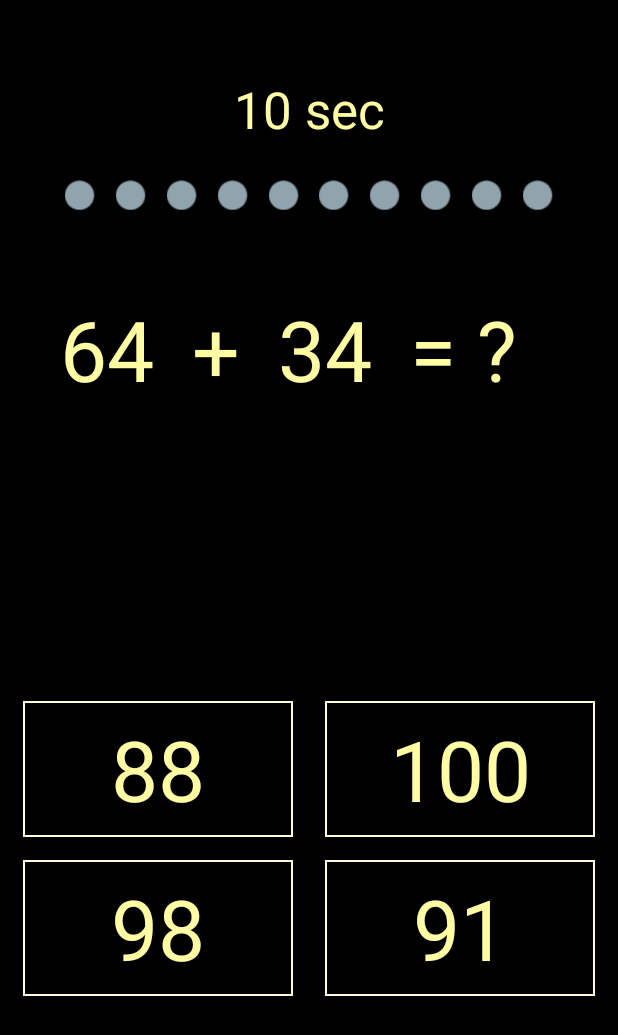
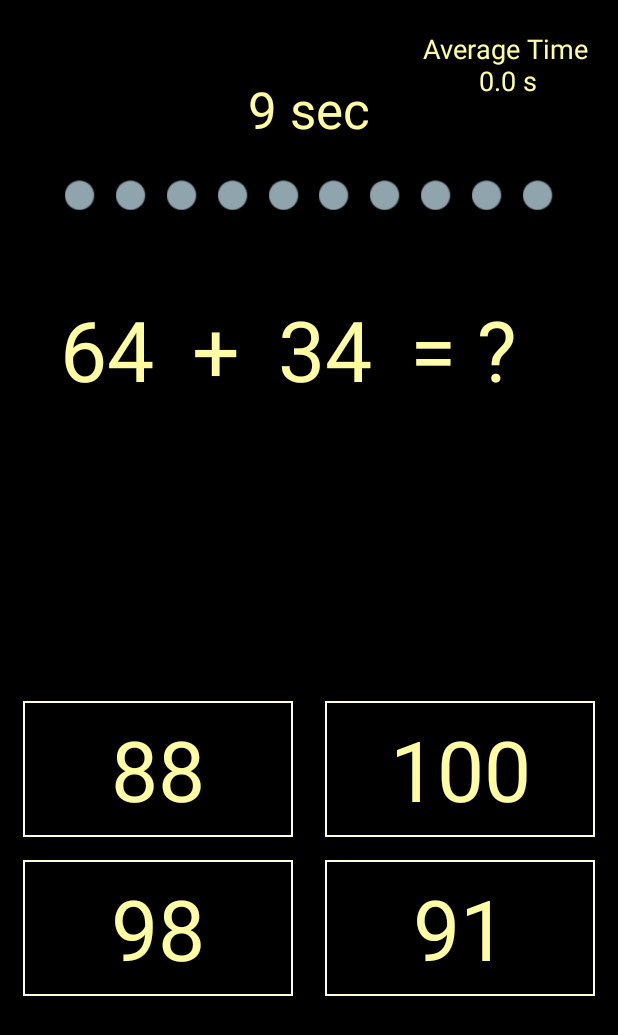
Before and after one commit to atomic0x90/Mere-Creation, an Android app: the screen it shows after launch (Challenge_add), after a tap on "더하기 도전", on a phone screen of 412 x 824 dp. Shown: the top 1035 px of the screen. Run offline under Robolectric (Android 15) with nearby library versions, the phone set to English and light mode, and no system bars.

Commit message:
Add Average Time

```diff
--- a/android/MathGame/app/src/main/java/atomic0x90/github/io/mathgame/Challenge_add.java
+++ b/android/MathGame/app/src/main/java/atomic0x90/github/io/mathgame/Challenge_add.java
@@ -20,6 +20,7 @@ import java.util.Random;
 
 public class Challenge_add extends AppCompatActivity {
 
+    double remainTime;
 
     @Override
     protected void onCreate(Bundle savedInstanceState) {
@@ -27,11 +28,11 @@ public class Challenge_add extends AppCompatActivity {
         setContentView(R.layout.activity_challenge_add);
 
 
-
         final TextView timetextView = (TextView)findViewById(R.id.timeText1);
 
-        final CountDownTimer countDownTimer = new CountDownTimer(11000, 1000) {
+        final CountDownTimer countDownTimer = new CountDownTimer(10500, 1000) {
             public void onTick(long millisUntilFinished) {
+                remainTime = millisUntilFinished/1000L;
                 timetextView.setText(String.format(Locale.getDefault(), "%d sec", millisUntilFinished / 1000L));
             }
             public void onFinish() {
@@ -40,6 +41,7 @@ public class Challenge_add extends AppCompatActivity {
                 Intent Finishintent = getIntent();
                 int tmpNumber = Finishintent.getIntExtra("Number_of_time",0);
                 int[] tmparr = Finishintent.getIntArrayExtra("Answer_state");
+                double avtime = Finishintent.getDoubleExtra("Average_time",0);
                 if(tmpNumber == 10) {
                     Intent intent = new Intent(getApplicationContext(), MainActivity.class);
                     intent.addFlags(Intent.FLAG_ACTIVITY_CLEAR_TOP);
@@ -52,8 +54,11 @@ public class Challenge_add extends AppCompatActivity {
 
                     tmparr[tmpNumber] = -1;
 
+                    avtime = ((avtime * tmpNumber) + (10))/(tmpNumber + 1);
+
                     intent.putExtra("Number_of_time",tmpNumber+1);
                     intent.putExtra("Answer_state",tmparr);
+                    intent.putExtra("Average_time",avtime);
 
                     startActivity(intent);
                     overridePendingTransition(0, 0);
@@ -65,10 +70,13 @@ public class Challenge_add extends AppCompatActivity {
 
         int tmpNumber = intent.getIntExtra("Number_of_time",0);
         int[] arr = intent.getIntArrayExtra("Answer_state");
-       // int avtime = intent.getIntExtra("Average_time",0);
+        double avtime = intent.getDoubleExtra("Average_time",0);
 
-       // TextView averageText = (TextView)findViewById(R.id.AverageText);
-        //averageText.setText(avtime);
+        TextView averageText = (TextView)findViewById(R.id.AverageText);
+
+        String tmpTime = String.format("%.1f",avtime);
+        averageText.setText(String.format(Locale.getDefault(),"Average Time\n        %s s",tmpTime));
+
 
 
         if(tmpNumber == 10)
@@ -306,9 +314,9 @@ public class Challenge_add extends AppCompatActivity {
 
                 int problemNumber = intent1.getIntExtra("Number_of_time", 0);
                 int[] answerResult = intent1.getIntArrayExtra("Answer_state");
-           //     double avtime = intent1.getIntExtra("Average_time",0);
+                double avtime = intent1.getDoubleExtra("Average_time",0);
 
-
+                avtime = ((avtime * problemNumber) + (10 - remainTime))/(problemNumber + 1);
 
                 countDownTimer.cancel();
                 Intent intent = new Intent(getApplicationContext(), Challenge_add.class);
@@ -325,7 +333,7 @@ public class Challenge_add extends AppCompatActivity {
 
                 intent.putExtra("Number_of_time",problemNumber+1);
                 intent.putExtra("Answer_state",answerResult);
-
+                intent.putExtra("Average_time",avtime);
 
                 startActivity(intent);
                 overridePendingTransition(0, 0);
@@ -339,6 +347,9 @@ public class Challenge_add extends AppCompatActivity {
 
                 int problemNumber = intent1.getIntExtra("Number_of_time", 0);
                 int[] answerResult = intent1.getIntArrayExtra("Answer_state");
+                double avtime = intent1.getDoubleExtra("Average_time",0);
+
+                avtime = ((avtime * problemNumber) + (10 - remainTime))/(problemNumber + 1);
 
                 countDownTimer.cancel();
                 Intent intent = new Intent(getApplicationContext(), Challenge_add.class);
@@ -353,6 +364,7 @@ public class Challenge_add extends AppCompatActivity {
 
                 intent.putExtra("Number_of_time",problemNumber+1);
                 intent.putExtra("Answer_state",answerResult);
+                intent.putExtra("Average_time",avtime);
 
                 startActivity(intent);
                 overridePendingTransition(0, 0);
@@ -366,6 +378,9 @@ public class Challenge_add extends AppCompatActivity {
 
                 int problemNumber = intent1.getIntExtra("Number_of_time", 0);
                 int[] answerResult = intent1.getIntArrayExtra("Answer_state");
+                double avtime = intent1.getDoubleExtra("Average_time",0);
+
+                avtime = ((avtime * problemNumber) + (10 - remainTime))/(problemNumber + 1);
 
                 countDownTimer.cancel();
                 Intent intent = new Intent(getApplicationContext(), Challenge_add.class);
@@ -380,6 +395,7 @@ public class Challenge_add extends AppCompatActivity {
 
                 intent.putExtra("Number_of_time",problemNumber+1);
                 intent.putExtra("Answer_state",answerResult);
+                intent.putExtra("Average_time",avtime);
 
                 startActivity(intent);
                 overridePendingTransition(0, 0);
@@ -393,6 +409,9 @@ public class Challenge_add extends AppCompatActivity {
 
                 int problemNumber = intent1.getIntExtra("Number_of_time", 0);
                 int[] answerResult = intent1.getIntArrayExtra("Answer_state");
+                double avtime = intent1.getDoubleExtra("Average_time",0);
+
+                avtime = ((avtime * problemNumber) + (10 - remainTime))/(problemNumber + 1);
 
                 countDownTimer.cancel();
                 Intent intent = new Intent(getApplicationContext(), Challenge_add.class);
@@ -407,6 +426,7 @@ public class Challenge_add extends AppCompatActivity {
 
                 intent.putExtra("Number_of_time",problemNumber+1);
                 intent.putExtra("Answer_state",answerResult);
+                intent.putExtra("Average_time",avtime);
 
                 startActivity(intent);
                 overridePendingTransition(0, 0);
--- a/android/MathGame/app/src/main/java/atomic0x90/github/io/mathgame/MainActivity.java
+++ b/android/MathGame/app/src/main/java/atomic0x90/github/io/mathgame/MainActivity.java
@@ -36,7 +36,7 @@ public class MainActivity extends AppCompatActivity {
                 Intent intent = new Intent(MainActivity.this,Challenge_add.class);
                 intent.putExtra("Number_of_time",0);
                 intent.putExtra("Answer_state",resultarr);
-                //intent.putExtra("Average_time",0);
+                intent.putExtra("Average_time",(double)0);
                 startActivity(intent);
             }
         });
--- a/android/MathGame/app/src/main/res/layout/activity_challenge_add.xml
+++ b/android/MathGame/app/src/main/res/layout/activity_challenge_add.xml
@@ -283,11 +283,12 @@
         android:id="@+id/AverageText"
         android:layout_width="wrap_content"
         android:layout_height="wrap_content"
-        android:layout_marginTop="65dp"
-        android:layout_marginEnd="50dp"
-        android:layout_marginRight="50dp"
+        android:layout_marginTop="20dp"
+        android:layout_marginEnd="20dp"
+        android:layout_marginRight="20dp"
         android:text="TextView"
         android:textAppearance="@style/TextAppearance.AppCompat.Medium"
+        android:textColor="@color/text"
         app:layout_constraintEnd_toEndOf="parent"
         app:layout_constraintTop_toTopOf="parent" />
 
```
